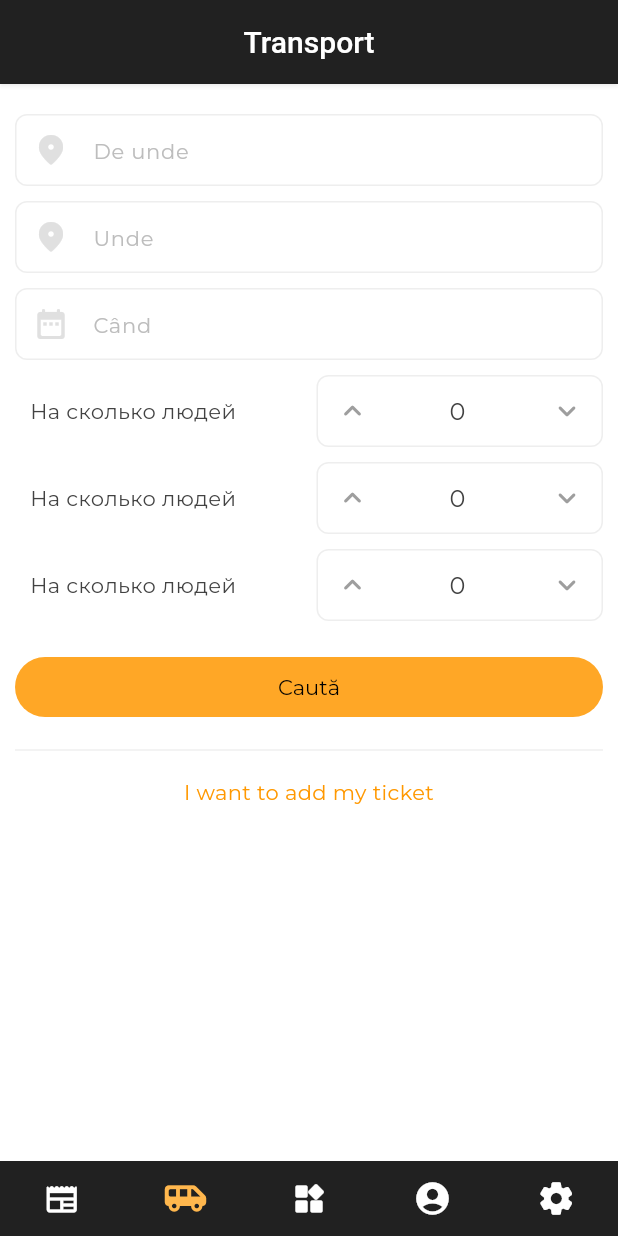
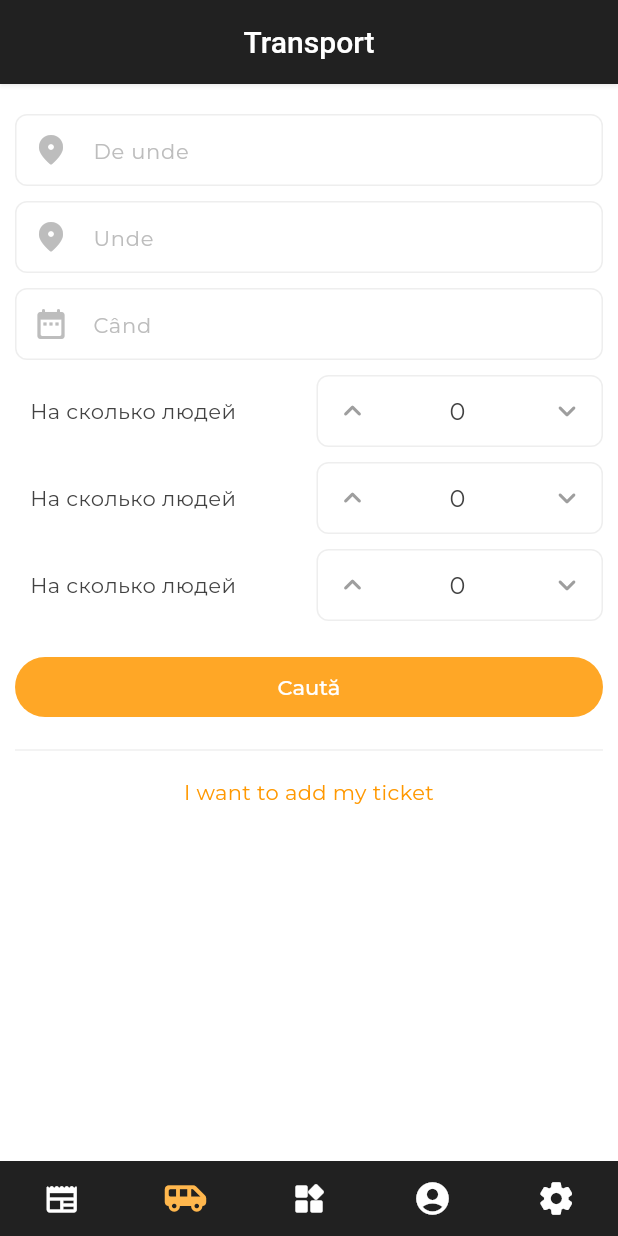
Before and after one commit to moldbee/mobile-app, a Flutter app: the screen it shows after launch, item 2 of the bottom bar chosen, on a phone screen of 412 x 824 dp. Run offline on Flutter 3.47's test engine with Material 3 defaults, Android fonts, the phone set to English and light mode, and no system bars; our stand-ins replace accordion, cached_network_image, flutter_dotenv, flutter_hooks, flutter_linkify, font_awesome_flutter and 7 more; missing offline and left inert: timeago_flutter, very_good_infinite_list; accounts and stored records are empty; generated files the repository leaves out were written again.

Commit message:
fixes and add cupertino widgets support

```diff
--- a/lib/shared/config/theme.dart
+++ b/lib/shared/config/theme.dart
@@ -1,3 +1,4 @@
+import 'package:flutter/cupertino.dart';
 import 'package:flutter/material.dart';
 import 'package:google_fonts/google_fonts.dart';
 
@@ -12,15 +13,21 @@ ThemeData getThemeData(BuildContext context) {
         borderRadius: BorderRadius.circular(6),
       ),
     ),
-    primaryColor: Colors.orange.shade300,
+    primaryColor: Colors.orange.shade400,
     primaryTextTheme: newTextTheme,
+    visualDensity: VisualDensity.adaptivePlatformDensity,
     textTheme: newTextTheme,
     segmentedButtonTheme: SegmentedButtonThemeData(
+        selectedIcon: const Icon(
+          Icons.done_rounded,
+          color: Colors.white,
+        ),
         style: ButtonStyle(
-      textStyle: WidgetStateProperty.all(const TextStyle(
-        color: Colors.white,
-      )),
-    )),
+            enableFeedback: true,
+            surfaceTintColor: const WidgetStatePropertyAll(Colors.red),
+            side: const WidgetStatePropertyAll(BorderSide.none),
+            textStyle: WidgetStatePropertyAll(GoogleFonts.montserrat(
+                color: Colors.white, fontWeight: FontWeight.w500)))),
     platform: TargetPlatform.iOS,
     dividerColor: Colors.grey.shade300,
     dividerTheme: DividerThemeData(color: Colors.grey.shade300, thickness: .5),
@@ -29,9 +36,10 @@ ThemeData getThemeData(BuildContext context) {
         hintStyle: WidgetStatePropertyAll(TextStyle(color: Colors.grey))),
     filledButtonTheme: FilledButtonThemeData(
         style: ButtonStyle(
+            foregroundColor: const WidgetStatePropertyAll(Colors.white),
             backgroundColor: WidgetStateProperty.all(Colors.orange.shade400),
-            textStyle: WidgetStatePropertyAll(
-                GoogleFonts.montserrat(color: Colors.white)))),
+            textStyle: WidgetStatePropertyAll(GoogleFonts.montserrat(
+                color: Colors.white, fontWeight: FontWeight.w500)))),
     sliderTheme: const SliderThemeData(
         showValueIndicator: ShowValueIndicator.always,
         valueIndicatorTextStyle:
@@ -79,10 +87,15 @@ ThemeData getThemeData(BuildContext context) {
         shadowColor: Colors.transparent,
         shape: RoundedRectangleBorder(
             borderRadius: BorderRadius.all(Radius.circular(10)))),
-    datePickerTheme:
-        const DatePickerThemeData(backgroundColor: Colors.white, elevation: 0),
+    datePickerTheme: const DatePickerThemeData(
+      backgroundColor: Colors.white,
+      elevation: 0,
+      todayBorder: BorderSide.none,
+    ),
+    cupertinoOverrideTheme: const NoDefaultCupertinoThemeData(
+        primaryColor: Colors.orange, applyThemeToAll: true),
     inputDecorationTheme: InputDecorationTheme(
-        prefixIconColor: Colors.grey.shade300,
+        prefixIconColor: Colors.grey.shade400,
         contentPadding:
             const EdgeInsets.symmetric(horizontal: 14, vertical: 10),
         floatingLabelBehavior: FloatingLabelBehavior.always,
```
